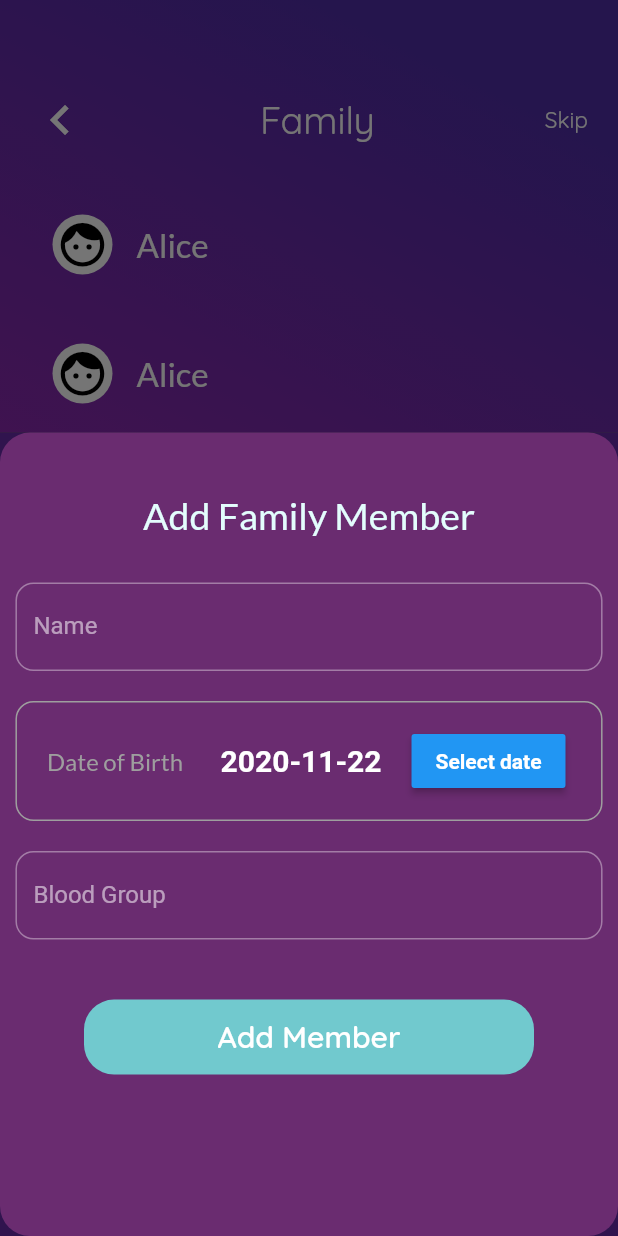
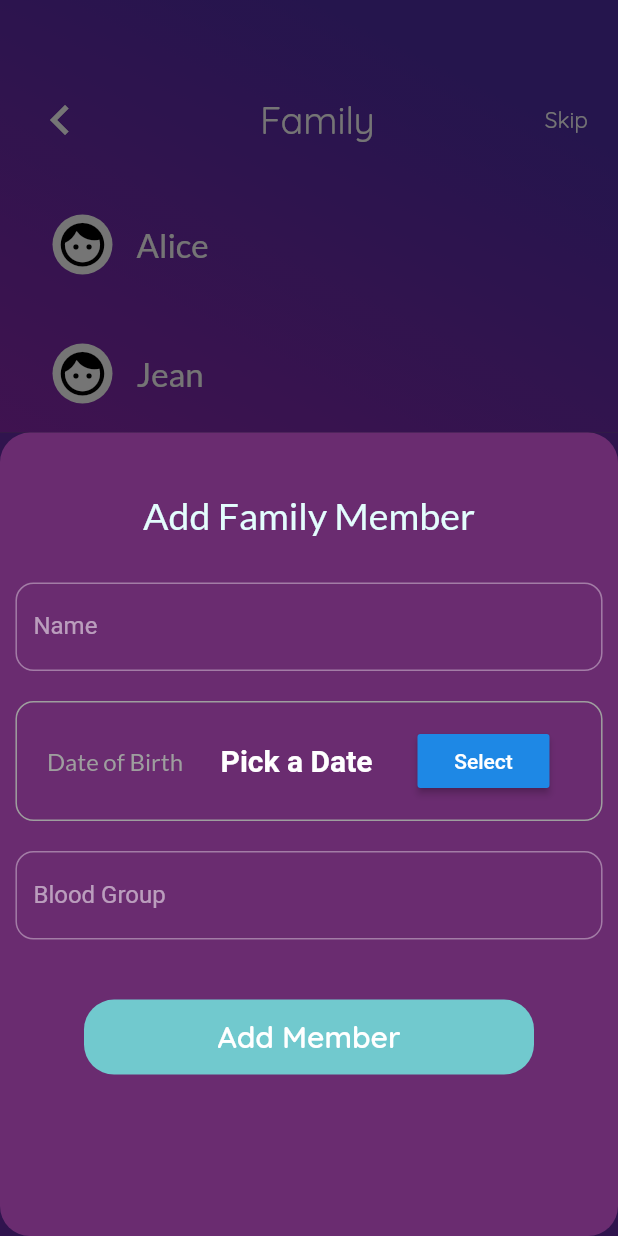
Before and after one commit to sayanmaiti2/artemis_flutter, a Flutter app: the FamilyScreen screen opened directly, after a tap on the "add" icon, on a phone screen of 412 x 824 dp. Run offline on Flutter 3.47's test engine with Material 2 defaults, Android fonts, the phone set to English and light mode, and no system bars; our stand-ins replace eva_icons_flutter, google_fonts.

Commit message:
Completed implementation of AddFamilyScreen

```diff
--- /dev/null
+++ b/lib/models/member.dart
@@ -0,0 +1,7 @@
+class Member {
+  final String name;
+  final DateTime dateOfBirth;
+  final String bloodGroup;
+
+  Member({this.name, this.dateOfBirth, this.bloodGroup});
+}
--- a/lib/screens/add_family_screen.dart
+++ b/lib/screens/add_family_screen.dart
@@ -1,8 +1,20 @@
 import 'package:flutter/material.dart';
 import 'package:google_fonts/google_fonts.dart';
-import 'package:artemis_flutter/widgets/date_picker.dart';
 
-class AddFamilyScreen extends StatelessWidget {
+class AddFamilyScreen extends StatefulWidget {
+  final Function addMemberCallback;
+  AddFamilyScreen(this.addMemberCallback);
+
+  @override
+  _AddFamilyScreenState createState() => _AddFamilyScreenState();
+}
+
+class _AddFamilyScreenState extends State<AddFamilyScreen> {
+  String newMemberName;
+  DateTime newMemberDOB;
+  String newMemberBloodGroup;
+  Function addMemberCallback;
+
   @override
   Widget build(BuildContext context) {
     return Container(
@@ -32,12 +44,14 @@ class AddFamilyScreen extends StatelessWidget {
             Container(
               width: MediaQuery.of(context).copyWith().size.width * 0.95,
               child: TextField(
-                controller: TextEditingController(),
                 decoration: InputDecoration(
                   border: OutlineInputBorder(
                       borderRadius: BorderRadius.circular(12)),
                   labelText: 'Name',
                 ),
+                onChanged: (newText) {
+                  newMemberName = newText;
+                },
               ),
             ),
             SizedBox(
@@ -63,7 +77,36 @@ class AddFamilyScreen extends StatelessWidget {
                   SizedBox(
                     width: 25,
                   ),
-                  DatePicker(),
+                  Row(
+                    mainAxisAlignment: MainAxisAlignment.spaceBetween,
+                    children: [
+                      Text(
+                        newMemberDOB == null
+                            ? 'Pick a Date'
+                            : newMemberDOB.toString().split(' ')[0],
+                        style: TextStyle(
+                            fontSize: 20, fontWeight: FontWeight.bold),
+                      ),
+                      SizedBox(
+                        width: 30,
+                      ),
+                      RaisedButton(
+                        child: Text('Select'),
+                        onPressed: () {
+                          showDatePicker(
+                            context: context,
+                            initialDate: DateTime.now(),
+                            firstDate: DateTime(1900),
+                            lastDate: DateTime.now(),
+                          ).then((newDate) {
+                            setState(() {
+                              newMemberDOB = newDate;
+                            });
+                          });
+                        },
+                      ),
+                    ],
+                  ),
                 ],
               ),
             ),
@@ -73,19 +116,24 @@ class AddFamilyScreen extends StatelessWidget {
             Container(
               width: MediaQuery.of(context).copyWith().size.width * 0.95,
               child: TextField(
-                controller: TextEditingController(),
                 decoration: InputDecoration(
                   border: OutlineInputBorder(
                       borderRadius: BorderRadius.circular(12)),
                   labelText: 'Blood Group',
                 ),
+                onChanged: (newText) {
+                  newMemberBloodGroup = newText;
+                },
               ),
             ),
             SizedBox(
               height: 40,
             ),
             InkWell(
-              onTap: () {},
+              onTap: () {
+                widget.addMemberCallback(
+                    newMemberName, newMemberDOB, newMemberBloodGroup);
+              },
               child: Container(
                 height: 50,
                 width: 300,
@@ -100,7 +148,8 @@ class AddFamilyScreen extends StatelessWidget {
                         textStyle: TextStyle(color: Colors.white),
                         fontSize: 20,
                         fontWeight: FontWeight.w600),
-                )),
+                  ),
+                ),
               ),
             ),
           ],
--- a/lib/screens/family_screen.dart
+++ b/lib/screens/family_screen.dart
@@ -4,8 +4,19 @@ import 'package:artemis_flutter/screens/home_screen.dart';
 import 'package:google_fonts/google_fonts.dart';
 import 'package:artemis_flutter/widgets/family_list.dart';
 import 'package:artemis_flutter/screens/add_family_screen.dart';
+import 'package:artemis_flutter/models/member.dart';
 
-class FamilyScreen extends StatelessWidget {
+class FamilyScreen extends StatefulWidget {
+  @override
+  _FamilyScreenState createState() => _FamilyScreenState();
+}
+
+class _FamilyScreenState extends State<FamilyScreen> {
+  List<Member> familyMembers = [
+    Member(name: 'Alice', dateOfBirth: DateTime(1990, 5, 2), bloodGroup: 'A+'),
+    Member(name: 'Jean', dateOfBirth: DateTime(1994, 6, 21), bloodGroup: 'AB+'),
+  ];
+
   @override
   Widget build(BuildContext context) {
     return Container(
@@ -15,7 +26,23 @@ class FamilyScreen extends StatelessWidget {
           onPressed: () {
             showModalBottomSheet(
               context: context,
-              builder: (context) => AddFamilyScreen(),
+              builder: (context) => SingleChildScrollView(
+                child: Container(
+                  padding: EdgeInsets.only(
+                      bottom: MediaQuery.of(context).viewInsets.bottom),
+                  child: AddFamilyScreen(
+                    (newMemberName, newMemberDOB, newMemberBloodGroup) {
+                      setState(() {
+                        familyMembers.add(Member(
+                            name: newMemberName,
+                            dateOfBirth: newMemberDOB,
+                            bloodGroup: newMemberBloodGroup));
+                      });
+                      Navigator.pop(context);
+                    },
+                  ),
+                ),
+              ),
               isScrollControlled: true,
             );
           },
@@ -64,7 +91,9 @@ class FamilyScreen extends StatelessWidget {
               SizedBox(
                 height: 20,
               ),
-              Expanded(child: FamilyList())
+              Expanded(
+                child: FamilyList(familyMembers),
+              )
             ],
           ),
         ),
--- a/lib/widgets/family_list.dart
+++ b/lib/widgets/family_list.dart
@@ -1,18 +1,26 @@
 import 'package:flutter/material.dart';
 import 'package:artemis_flutter/widgets/family_tile.dart';
+import 'package:artemis_flutter/models/member.dart';
 
-class FamilyList extends StatelessWidget {
-  const FamilyList({
-    Key key,
-  }) : super(key: key);
+class FamilyList extends StatefulWidget {
+  final List<Member> familyMembers;
+
+  FamilyList(this.familyMembers);
 
   @override
+  _FamilyListState createState() => _FamilyListState();
+}
+
+class _FamilyListState extends State<FamilyList> {
+  @override
   Widget build(BuildContext context) {
-    return ListView(
-      children: [
-        FamilyTile(),
-        FamilyTile(),
-      ],
+    return ListView.builder(
+      itemBuilder: (context, index) {
+        return FamilyTile(
+          name: widget.familyMembers[index].name,
+        );
+      },
+      itemCount: widget.familyMembers.length,
     );
   }
 }
--- a/lib/widgets/family_tile.dart
+++ b/lib/widgets/family_tile.dart
@@ -2,16 +2,15 @@ import 'package:flutter/material.dart';
 import 'package:google_fonts/google_fonts.dart';
 
 class FamilyTile extends StatelessWidget {
-  const FamilyTile({
-    Key key,
-  }) : super(key: key);
+  final String name;
+  FamilyTile({this.name});
 
   @override
   Widget build(BuildContext context) {
     return ListTile(
       contentPadding: EdgeInsets.all(15),
       title: Text(
-        "Alice",
+        name,
         style: GoogleFonts.lato(
             textStyle: TextStyle(color: Colors.white, fontSize: 22)),
       ),
--- a/pubspec.yaml
+++ b/pubspec.yaml
@@ -26,6 +26,7 @@ dependencies:
   font_awesome_flutter: ^8.8.1
   google_fonts: ^1.1.0
   syncfusion_flutter_datepicker: ^18.3.44-beta
+  eva_icons_flutter: ^2.0.1
 
 
   # The following adds the Cupertino Icons font to your application.
```
Also changed, not shown: lib/screens/home_screen.dart (+22 -24 lines), lib/screens/login_screen.dart (+11 -10 lines), lib/screens/registration_screen.dart (+41 -6 lines), pubspec.lock. Lines whose indentation alone changed are shown as unchanged.
